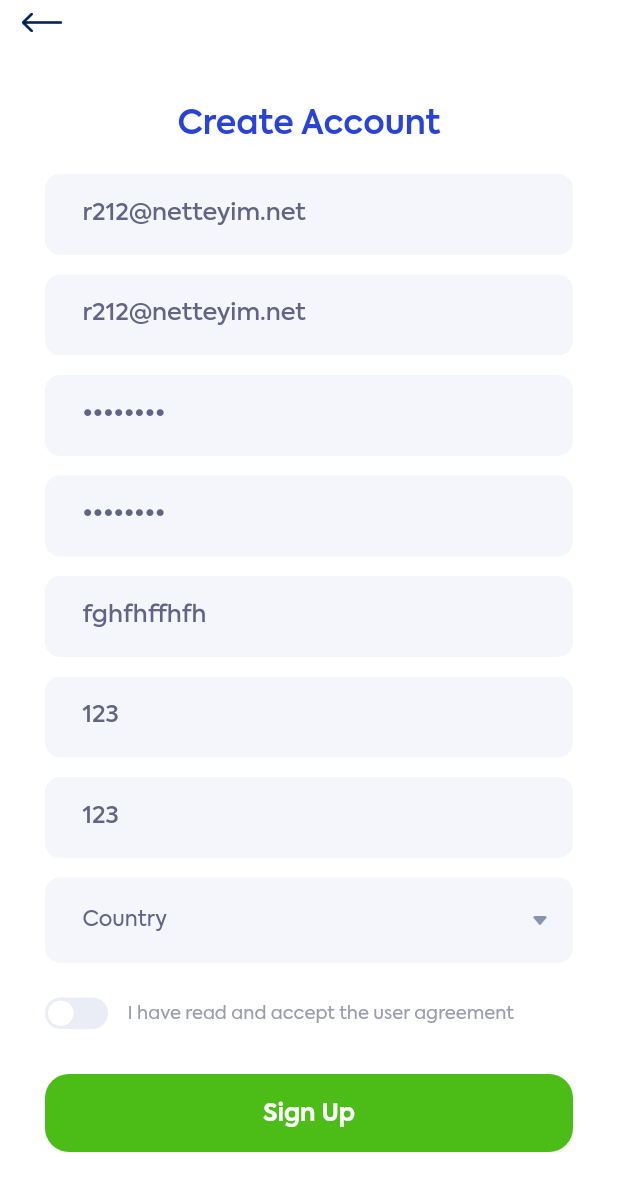
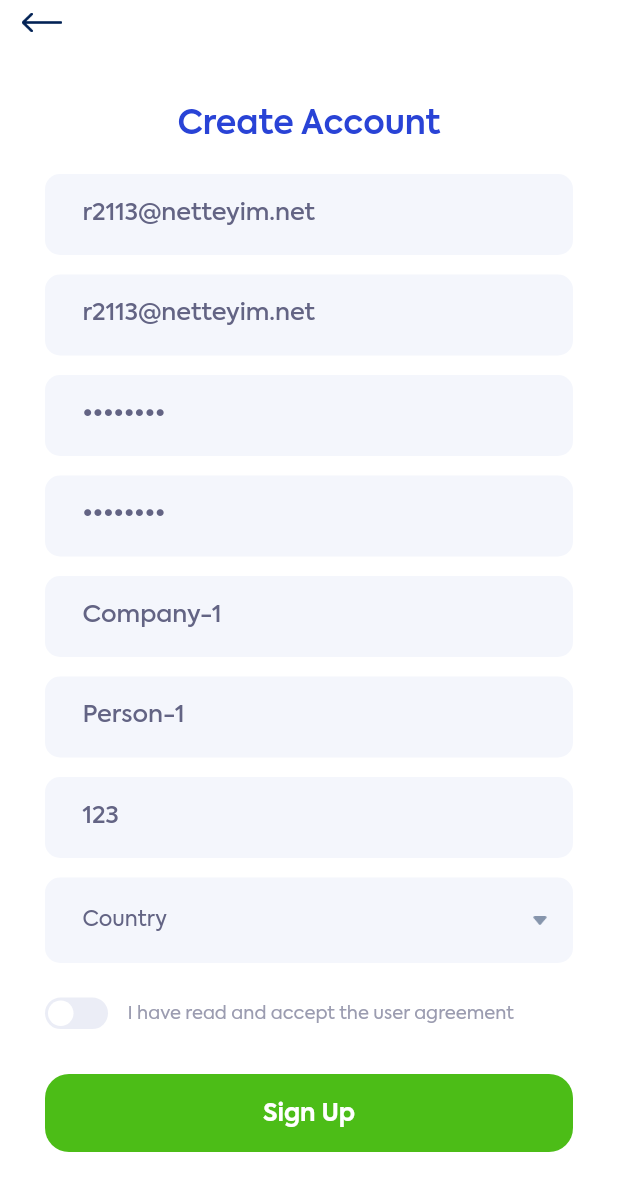
Before and after one commit to ozgun-kara/b2geta_mobile, a Flutter app: the RegisterPage screen opened directly, on a phone screen of 412 x 824 dp. Shown: the top 1191 px of the screen. Run offline on Flutter 3.47's test engine with Material 2 defaults, Android fonts, the phone set to English and light mode, and no system bars; drawn by our look-alikes of dropdown_button2, flutter_switch; our stand-ins replace get, get_storage, shared_preferences, skeleton_text; accounts and stored records are empty; network calls fail.

Commit message:
Back-End has modified

```diff
--- a/lib/views/login_register/register_page.dart
+++ b/lib/views/login_register/register_page.dart
@@ -22,12 +22,12 @@ class RegisterPage extends StatefulWidget {
 
 class _RegisterPageState extends State<RegisterPage> {
   GlobalKey<FormState> formKey2 = GlobalKey<FormState>();
-  final emailController1 = TextEditingController(text: "r212@netteyim.net");
-  final emailController2 = TextEditingController(text: "r212@netteyim.net");
+  final emailController1 = TextEditingController(text: "r2113@netteyim.net");
+  final emailController2 = TextEditingController(text: "r2113@netteyim.net");
   final passwordController1 = TextEditingController(text: "12345678");
   final passwordController2 = TextEditingController(text: "12345678");
-  final companyNameController = TextEditingController(text: "fghfhffhfh");
-  final officialPersonController = TextEditingController(text: "123");
+  final companyNameController = TextEditingController(text: "Company-1");
+  final officialPersonController = TextEditingController(text: "Person-1");
   final officialPhoneController = TextEditingController(text: "123");
 
   List<String> dropdownItems = [];
```
